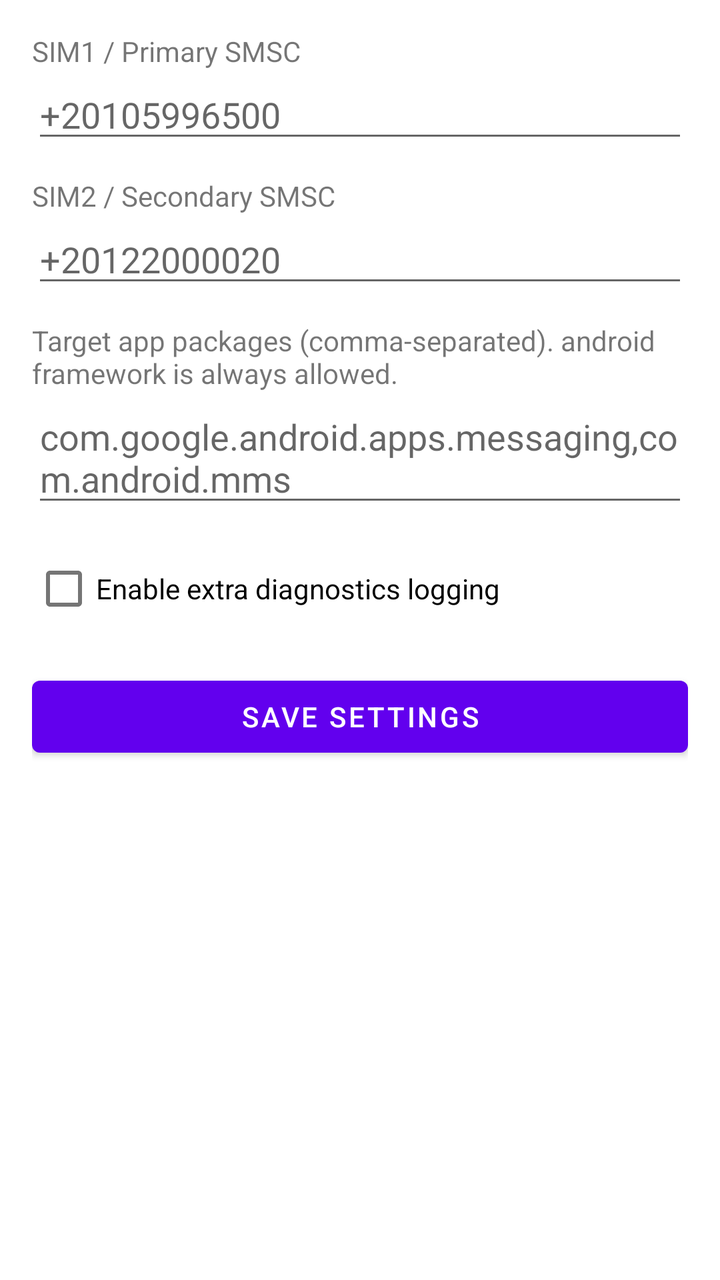
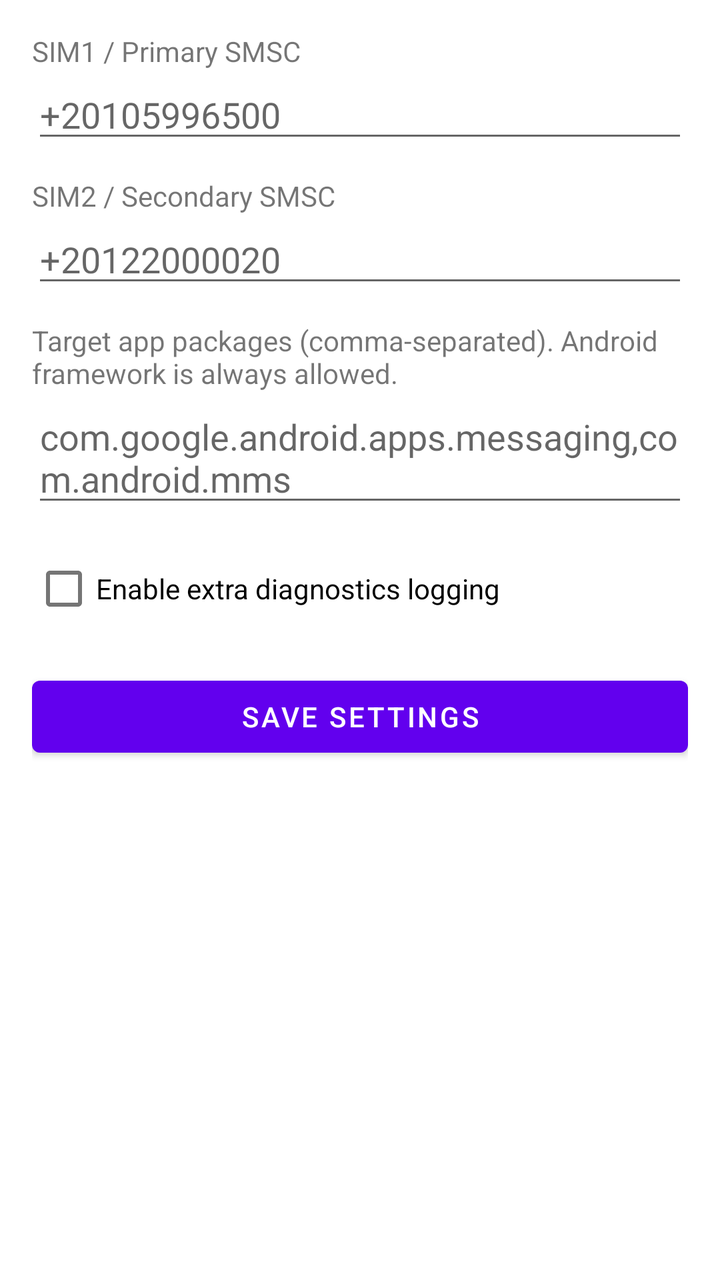

Two renders of the same Android screen: before a commit and after it. Below are the layout's source before the change and the commit's diff.
<!-- AndroidManifest.xml: fallback theme Theme.MaterialComponents.DayNight.NoActionBar -->
<!-- res/layout/activity_settings.xml -->
<?xml version="1.0" encoding="utf-8"?>
<ScrollView xmlns:android="http://schemas.android.com/apk/res/android"
    android:layout_width="match_parent"
    android:layout_height="match_parent">

    <LinearLayout
        android:layout_width="match_parent"
        android:layout_height="wrap_content"
        android:orientation="vertical"
        android:padding="16dp">

        <TextView
            android:layout_width="match_parent"
            android:layout_height="wrap_content"
            android:text="SIM1 / Primary SMSC" />

        <EditText
            android:id="@+id/primarySmscInput"
            android:layout_width="match_parent"
            android:layout_height="wrap_content"
            android:hint="+20105996500"
            android:inputType="phone" />

        <TextView
            android:layout_width="match_parent"
            android:layout_height="wrap_content"
            android:layout_marginTop="12dp"
            android:text="SIM2 / Secondary SMSC" />

        <EditText
            android:id="@+id/secondarySmscInput"
            android:layout_width="match_parent"
            android:layout_height="wrap_content"
            android:hint="+20122000020"
            android:inputType="phone" />

        <TextView
            android:layout_width="match_parent"
            android:layout_height="wrap_content"
            android:layout_marginTop="12dp"
            android:text="Target app packages (comma-separated). android framework is always allowed." />

        <EditText
            android:id="@+id/targetPackagesInput"
            android:layout_width="match_parent"
            android:layout_height="wrap_content"
            android:hint="com.google.android.apps.messaging,com.android.mms" />

        <CheckBox
            android:id="@+id/diagnosticsCheck"
            android:layout_width="match_parent"
            android:layout_height="wrap_content"
            android:layout_marginTop="12dp"
            android:text="Enable extra diagnostics logging" />

        <Button
            android:id="@+id/saveButton"
            android:layout_width="match_parent"
            android:layout_height="wrap_content"
            android:layout_marginTop="16dp"
            android:text="Save settings" />

        <TextView
            android:id="@+id/statusText"
            android:layout_width="match_parent"
            android:layout_height="wrap_content"
            android:layout_marginTop="8dp" />
    </LinearLayout>
</ScrollView>
<!-- resources referenced by this layout -->
<resources>

</resources>

<!-- the commit's change to res/layout/activity_settings.xml (unified diff, before → after) -->
@@ -12,7 +12,7 @@
         <TextView
             android:layout_width="match_parent"
             android:layout_height="wrap_content"
-            android:text="SIM1 / Primary SMSC" />
+            android:text="@string/settings_sim1_primary_smsc" />
 
         <EditText
             android:id="@+id/primarySmscInput"
@@ -25,7 +25,7 @@
             android:layout_width="match_parent"
             android:layout_height="wrap_content"
             android:layout_marginTop="12dp"
-            android:text="SIM2 / Secondary SMSC" />
+            android:text="@string/settings_sim2_secondary_smsc" />
 
         <EditText
             android:id="@+id/secondarySmscInput"
@@ -38,7 +38,7 @@
             android:layout_width="match_parent"
             android:layout_height="wrap_content"
             android:layout_marginTop="12dp"
-            android:text="Target app packages (comma-separated). android framework is always allowed." />
+            android:text="@string/settings_target_app_packages" />
 
         <EditText
             android:id="@+id/targetPackagesInput"
@@ -51,14 +51,14 @@
             android:layout_width="match_parent"
             android:layout_height="wrap_content"
             android:layout_marginTop="12dp"
-            android:text="Enable extra diagnostics logging" />
+            android:text="@string/settings_diagnostics_logging" />
 
         <Button
             android:id="@+id/saveButton"
             android:layout_width="match_parent"
             android:layout_height="wrap_content"
             android:layout_marginTop="16dp"
-            android:text="Save settings" />
+            android:text="@string/settings_save" />
 
         <TextView
             android:id="@+id/statusText"
<!-- resource entries referenced after the edit -->
@@ -1,5 +1,9 @@
 <!-- resources referenced by this layout -->
 <resources>
-
+  <string name="settings_diagnostics_logging">Enable extra diagnostics logging</string>
+  <string name="settings_save">Save settings</string>
+  <string name="settings_sim1_primary_smsc">SIM1 / Primary SMSC</string>
+  <string name="settings_sim2_secondary_smsc">SIM2 / Secondary SMSC</string>
+  <string name="settings_target_app_packages">Target app packages (comma-separated). Android framework is always allowed.</string>
 </resources>
 
